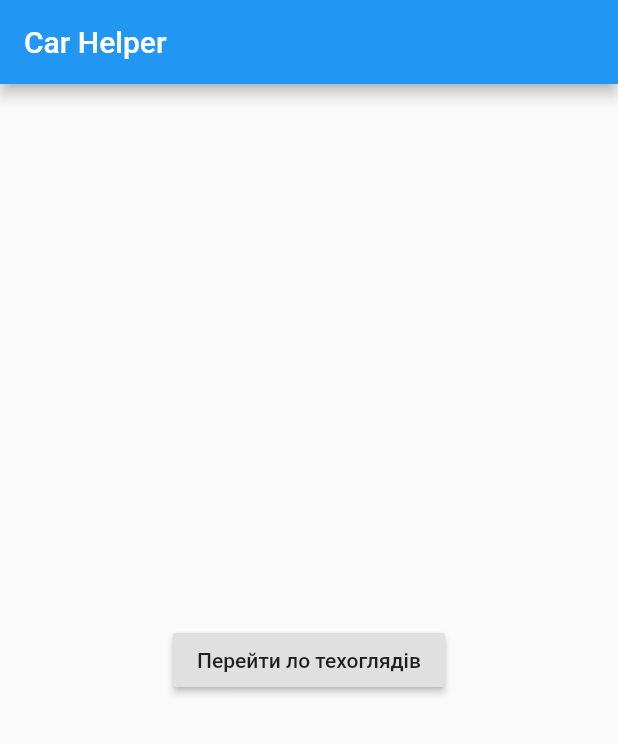
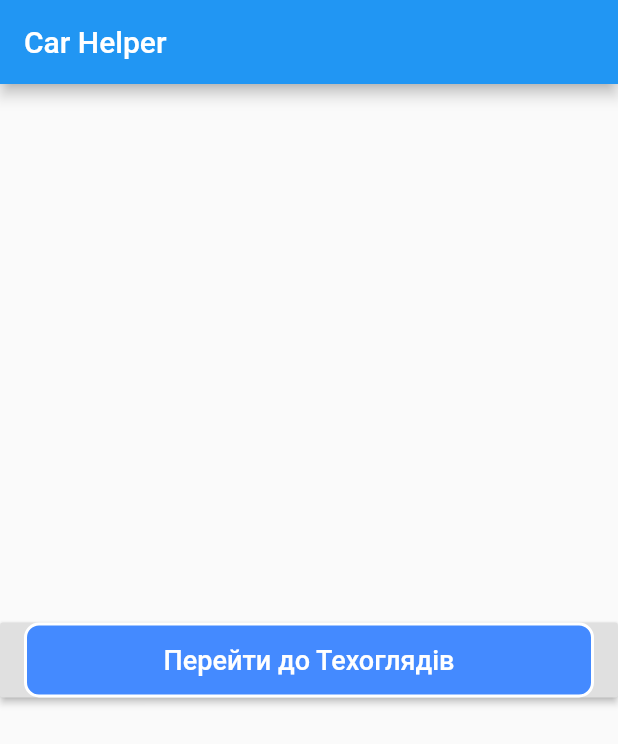
Before and after one commit to Vlad-Kostyuk/CarHelper, a Flutter app: the screen it shows after launch, on a phone screen of 412 x 824 dp. Shown: the top 744 px of the screen. Run offline on Flutter 3.47's test engine with Material 2 defaults, Android fonts, the phone set to English and light mode, and no system bars; our stand-ins replace sqflite; accounts and stored records are empty.

Commit message:
add round button

```diff
--- a/lib/main.dart
+++ b/lib/main.dart
@@ -1,11 +1,6 @@
 import 'package:flutter/material.dart';
-import 'dart:async';
-import 'package:flutter_app/models/note.dart';
-import 'package:flutter_app/utils/database_date_teahouse.dart';
 import 'package:flutter_app/screens/note_list_date_teahouse.dart';
-import 'package:flutter_app/screens/note_detail_date_teahouse.dart';
-import 'package:path/path.dart';
-import 'package:sqflite/sqflite.dart';
+
 void main() {
   runApp(MaterialApp(
 
@@ -22,6 +17,7 @@ class MyApp extends StatelessWidget {
 	    debugShowCheckedModeBanner: false,
 	    theme: ThemeData(
 		    primarySwatch: Colors.green
+
 	    ),
 	    home: NoteList(),
 
@@ -32,18 +28,24 @@ class MyApp extends StatelessWidget {
 class FirstScreen extends StatelessWidget {
   @override
   Widget build(BuildContext context) {
-
-
     return Scaffold(
-
       appBar: AppBar(
         title: Text('Car Helper'),
-
       ),
       body: Center(
 
         child: RaisedButton(
-          child: Text('Перейти ло техоглядів'),
+
+          child: new Container(
+            //width: 100.0,
+            height: 50.0,
+            decoration: new BoxDecoration(
+              color: Colors.blueAccent,
+              border: new Border.all(color: Colors.white, width: 2.0),
+              borderRadius: new BorderRadius.circular(10.0),
+            ),
+            child: new Center(child: new Text('Перейти до Техоглядів', style: new TextStyle(fontSize: 18.0, color: Colors.white),),),
+          ),
           onPressed: () {
             Navigator.push(
               context,
```
